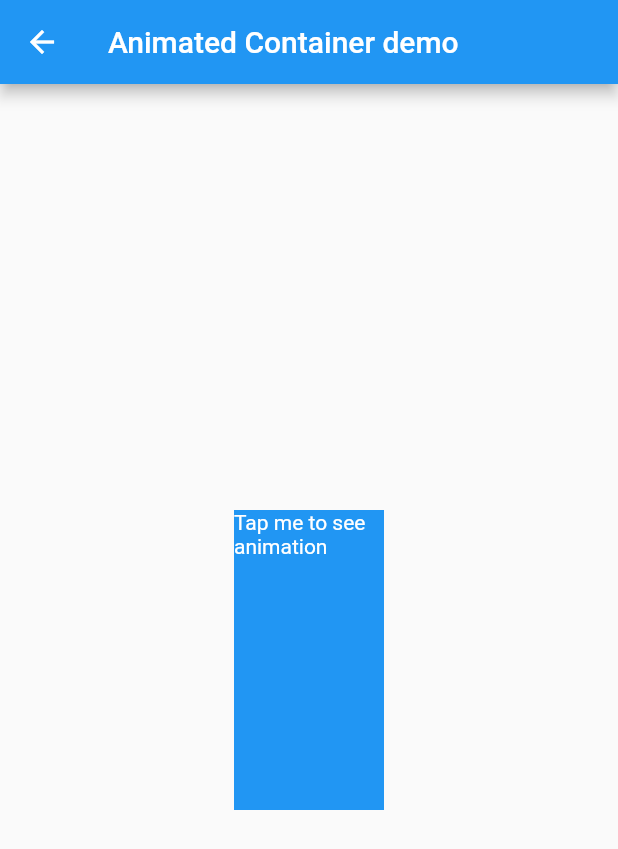
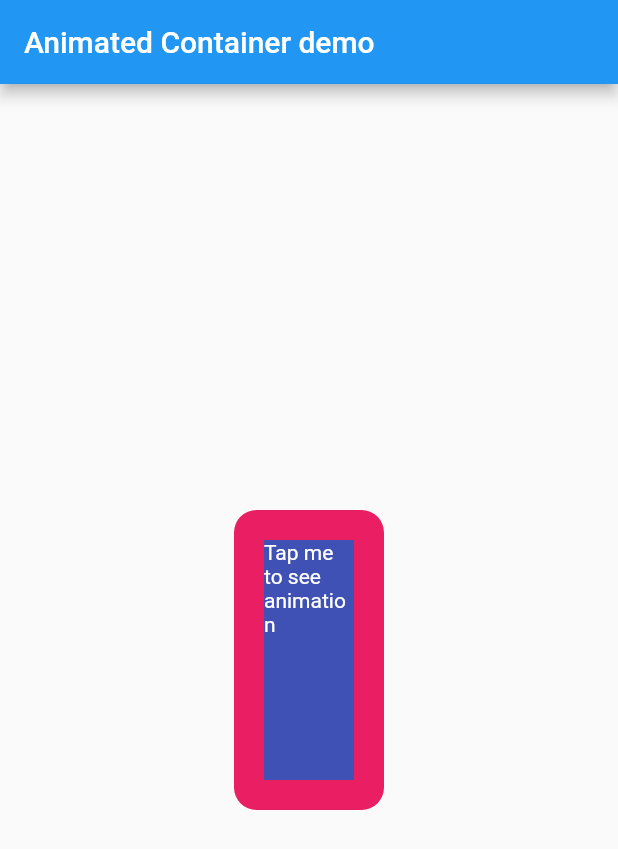
Before and after one commit to kumarmanoj96/learn_animation, a Flutter app: the AnimatedContainerDemoScreen screen opened directly, on a phone screen of 412 x 824 dp. Shown: the top 849 px of the screen. Run offline on Flutter 3.47's test engine with Material 2 defaults, Android fonts, the phone set to English and light mode, and no system bars.

Commit message:
updated AnimatedContainerDemoScreen

```diff
--- a/lib/main.dart
+++ b/lib/main.dart
@@ -1,5 +1,5 @@
 import 'package:flutter/material.dart';
-import './screens/animated_align_demo_screen.dart';
+import './screens/animated_container_demo_screen.dart';
 void main() => runApp(new MyApp());
 
 class MyApp extends StatelessWidget {
@@ -12,7 +12,7 @@ class MyApp extends StatelessWidget {
       theme: new ThemeData(
         primarySwatch: Colors.blue,
       ),
-      home: AnimatedAlignDemoScreen(),
+      home: AnimatedContainerDemoScreen(),
     );
   }
 }
--- a/lib/screens/animated_container_demo_screen.dart
+++ b/lib/screens/animated_container_demo_screen.dart
@@ -9,6 +9,26 @@ class AnimatedContainerDemoScreen extends StatefulWidget {
 class _AnimatedContainerDemoScreenState
     extends State<AnimatedContainerDemoScreen> {
   bool _selected = false;
+  BoxDecoration get getDecoration {
+    return _selected
+        ? BoxDecoration(
+            color: Colors.green,
+            border: Border.all(
+              color: Colors.black,
+              width: 8,
+            ),
+            borderRadius: BorderRadius.circular(0),
+          )
+        : BoxDecoration(
+            color: Colors.indigo,
+            border: Border.all(
+              color: Colors.pink,
+              width: 20,
+            ),
+            borderRadius: BorderRadius.circular(15),
+          );
+  }
+
   @override
   Widget build(BuildContext context) {
     return Scaffold(
@@ -25,7 +45,8 @@ class _AnimatedContainerDemoScreenState
           child: AnimatedContainer(
               width: _selected ? 200.0 : 100.0,
               height: _selected ? 100.0 : 200.0,
-              color: _selected ? Colors.red : Colors.blue,
+              // color: _selected ? Colors.red : Colors.blue,
+              decoration: getDecoration,
               alignment:
                   _selected ? Alignment.center : AlignmentDirectional.topCenter,
               duration: Duration(seconds: 2),
```
